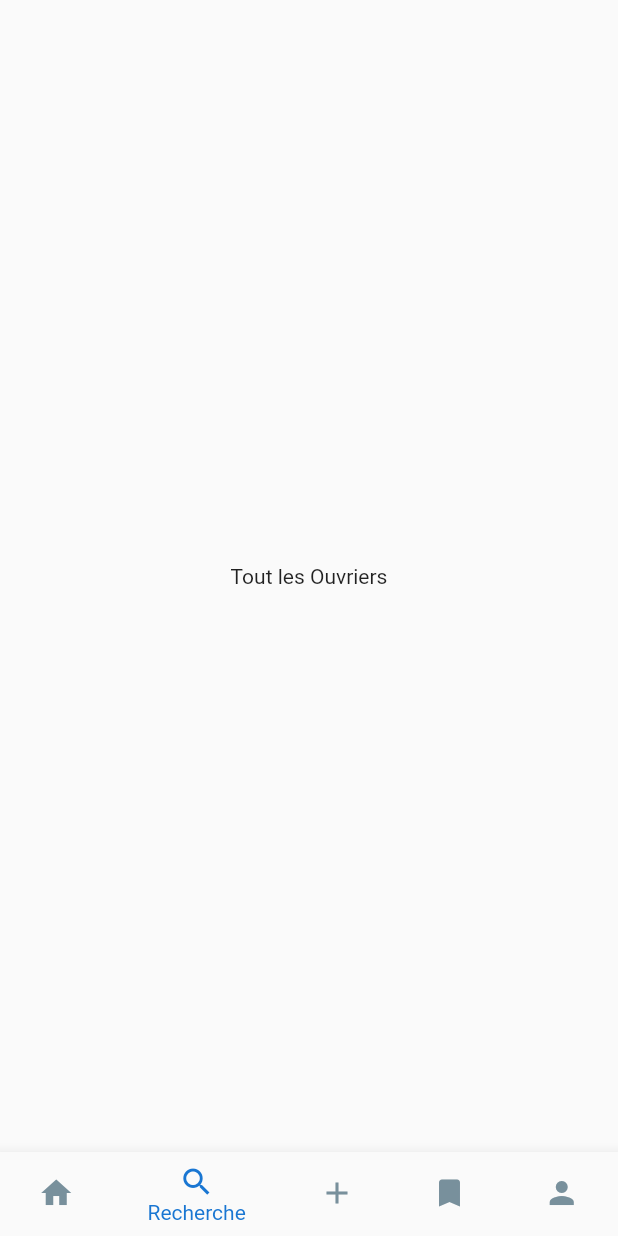
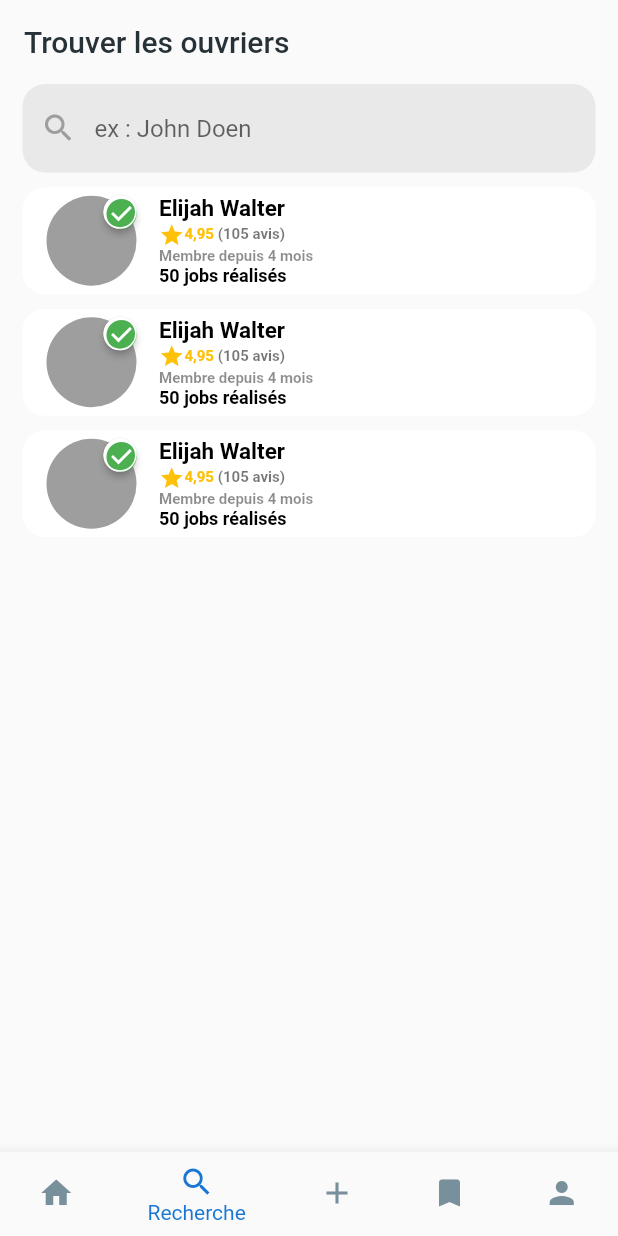
Before and after one commit to gloirebeniche/oppuss, a Flutter app: the HomeScreen screen opened directly, item 2 of the bottom bar chosen, on a phone screen of 412 x 824 dp. Run offline on Flutter 3.47's test engine with Material 2 defaults, Android fonts, the phone set to English and light mode, and no system bars; our stand-ins replace flutter_svg, go_router, google_fonts, pinput.

Commit message:
Ajout de l'interface de recherche des ouvriers

```diff
--- a/lib/particulars/all_ouvrier.dart
+++ /dev/null
@@ -1,18 +0,0 @@
-import 'package:flutter/material.dart';
-class AllOuvrier extends StatefulWidget {
-  const AllOuvrier({super.key});
-
-  @override
-  State<AllOuvrier> createState() => _AllOuvrierState();
-}
-
-class _AllOuvrierState extends State<AllOuvrier> {
-  @override
-  Widget build(BuildContext context) {
-    return const Scaffold(
-      body: Center(
-        child: Text("Tout les Ouvriers"),
-      ),
-    );
-  }
-}
--- /dev/null
+++ b/lib/particulars/search_worker_view.dart
@@ -0,0 +1,198 @@
+// ignore_for_file: camel_case_types
+
+import 'package:flutter/material.dart';
+import 'package:oppuss/utils/theme.dart';
+class SearchWorkerView extends StatefulWidget {
+  const SearchWorkerView({super.key});
+
+  @override
+  State<SearchWorkerView> createState() => _SearchWorkerViewState();
+}
+
+
+class _SearchWorkerViewState extends State<SearchWorkerView> {
+  //create a dummy list
+  // static List<MovieModel> main_movies = [
+  //   MovieModel("Original", 2020, 9.0),
+  //   MovieModel("Baby boss", 2010, 9.0),
+  //   MovieModel("Dark Matter", 2009, 8.0),
+  // ];
+
+  // List<MovieModel> display_list = List.from(main_movies);
+
+
+  // void updateList(String value){
+  //   //this is the function that filter our liste
+  //   setState(() {
+  //     display_list = main_movies.where((element) => element.movie_title!.toLowerCase().contains(value.toLowerCase())).toList();
+
+  //   });
+  // }
+  @override
+  Widget build(BuildContext context) {
+    return Scaffold(
+      appBar: AppBar(
+        elevation: 0,
+        backgroundColor: kglobalColor,
+        automaticallyImplyLeading: false,
+        title:const Text("Trouver les ouvriers", style: TextStyle(color: KTextColor),),
+      ),
+      body: Padding(
+        padding: const EdgeInsets.only(left: 15, right: 15),
+        child: Column(
+          mainAxisAlignment: MainAxisAlignment.start,
+          crossAxisAlignment: CrossAxisAlignment.start,
+          children: [
+              TextField(
+                style: const TextStyle(color: Colors.black),
+                decoration: InputDecoration(
+                  filled: true,
+                  fillColor: const Color.fromARGB(115, 214, 212, 212),
+                  border: OutlineInputBorder(
+                    borderRadius: BorderRadius.circular(15),
+                    borderSide: BorderSide.none
+                    ),
+                  hintText: "ex : John Doen",
+                  prefixIcon: const Icon(Icons.search),
+                  prefixIconColor: Colors.grey,
+                ),
+              ),
+              const SizedBox(
+                height: 10.0,
+              ),
+              ListView(
+                shrinkWrap: true,
+                scrollDirection: Axis.vertical,
+                children: [
+                  MaterialButton(
+                    onPressed: (){},
+                    shape: RoundedRectangleBorder(
+                      borderRadius: BorderRadius.circular(15),
+                      side: const BorderSide(color: Colors.white)
+                    ),
+                    elevation: 0,
+                    color: Colors.white,
+                    child: const profile_card_view(),
+                  ),
+                  const SizedBox( height: 10.0, ),
+                  MaterialButton(
+                    onPressed: (){},
+                    shape: RoundedRectangleBorder(
+                      borderRadius: BorderRadius.circular(15),
+                      side: const BorderSide(color: Colors.white)
+                    ),
+                    elevation: 0,
+                    color: Colors.white,
+                    child: const profile_card_view(),
+                  ),
+                  const SizedBox( height: 10.0, ),
+                  MaterialButton(
+                    onPressed: (){},
+                    shape: RoundedRectangleBorder(
+                      borderRadius: BorderRadius.circular(15),
+                      side: const BorderSide(color: Colors.white)
+                    ),
+                    elevation: 0,
+                    color: Colors.white,
+                    child: const profile_card_view(),
+                  ),
+                ],
+              )
+          ],
+        ),
+      ),
+    );
+  }
+}
+
+
+class profile_card_view extends StatelessWidget {
+  const profile_card_view({
+    Key? key,
+  }) : super(key: key);
+
+  @override
+  Widget build(BuildContext context) {
+    return Center(
+      child: Row(
+        children:  [
+          SizedBox(
+            height: 60,
+            width: 60,
+            child: Stack(
+              fit: StackFit.expand,
+              children: [
+                const CircleAvatar(backgroundColor: Colors.grey),
+                Positioned(
+                  right: 0,
+                  top: 0,
+                  child: SizedBox(
+                    height: 22,
+                    width: 22,
+                    child: MaterialButton(
+                      onPressed: (){},
+                      padding: EdgeInsets.zero,
+                      shape: RoundedRectangleBorder(
+                        borderRadius: BorderRadius.circular(15),
+                        side: const BorderSide(color: Colors.white)
+                      ),
+                      color: Colors.white,
+                      child: const Icon(Icons.check_circle, color: Colors.green,),
+                    ),
+                  ),
+                ),
+              ],
+            ),
+          ),
+          Padding(
+            padding: const EdgeInsets.only(left: 15, top: 5, bottom: 5),
+            child: Column(
+              crossAxisAlignment: CrossAxisAlignment.start,
+              children: [
+                const Padding(
+                  padding: EdgeInsets.only(right: 5),
+                  child: Text("Elijah Walter",
+                    style: TextStyle(
+                      fontSize: 15,
+                      fontWeight: FontWeight.bold,
+                      color: Colors.black),
+                  ),
+                ),
+                Row(
+                  mainAxisAlignment: MainAxisAlignment.center,
+                  children: const [
+                    Icon(Icons.star, color: Colors.amber, size: 17,),
+                    Text("4,95",
+                      style: TextStyle(
+                        fontSize: 10,
+                        fontWeight: FontWeight.bold,
+                        color: Colors.amber),
+                    ),
+                    Text(" (105 avis)",
+                      style: TextStyle(
+                        fontSize: 10,
+                        fontWeight: FontWeight.bold,
+                        color: Colors.black54),
+                    ),
+                  ],
+                ),
+                const Text("Membre depuis 4 mois",
+                    style: TextStyle(
+                      fontSize: 10,
+                      fontWeight: FontWeight.bold,
+                      color: Colors.black45),
+                ),
+                const Text("50 jobs réalisés",
+                    style: TextStyle(
+                      fontSize: 12,
+                      fontWeight: FontWeight.bold,
+                      color: Colors.black),
+                ),
+              ],
+            ),
+          ),
+        ],
+      ),
+    );
+  }
+}
--- a/lib/views/home/home_screen.dart
+++ b/lib/views/home/home_screen.dart
@@ -1,7 +1,7 @@
 
 import 'package:flutter/material.dart';
 import 'package:oppuss/particulars/account_view.dart';
-import 'package:oppuss/particulars/all_ouvrier.dart';
+import 'package:oppuss/particulars/search_worker_view.dart';
 import 'package:oppuss/particulars/demande.dart';
 import 'package:oppuss/particulars/publications.dart';
 import 'package:oppuss/utils/theme.dart';
@@ -19,7 +19,7 @@ class _HomeScreenState extends State<HomeScreen> {
   int _selectedIndex = 0;
   static const List<Widget> _widgetOptions = <Widget>[
       AcceuilePage(),
-      AllOuvrier(),
+      SearchWorkerView(),
       Publications(),
       Demandes(),
       AccountView()
```
